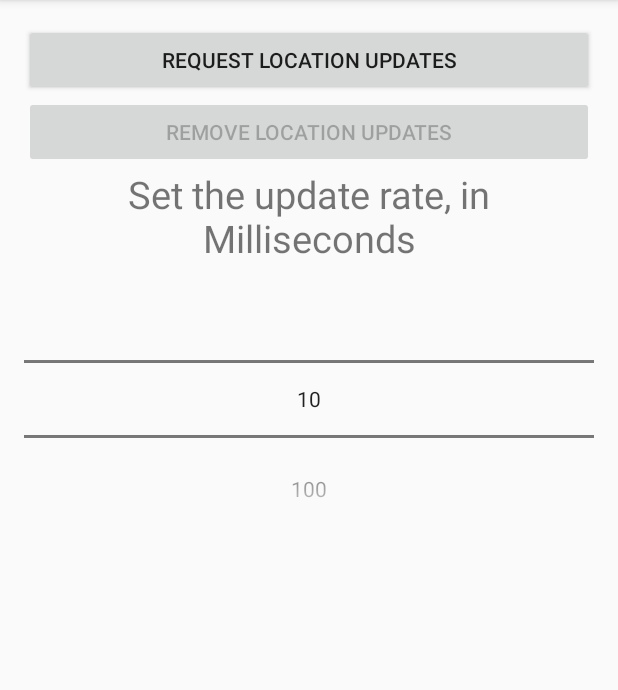
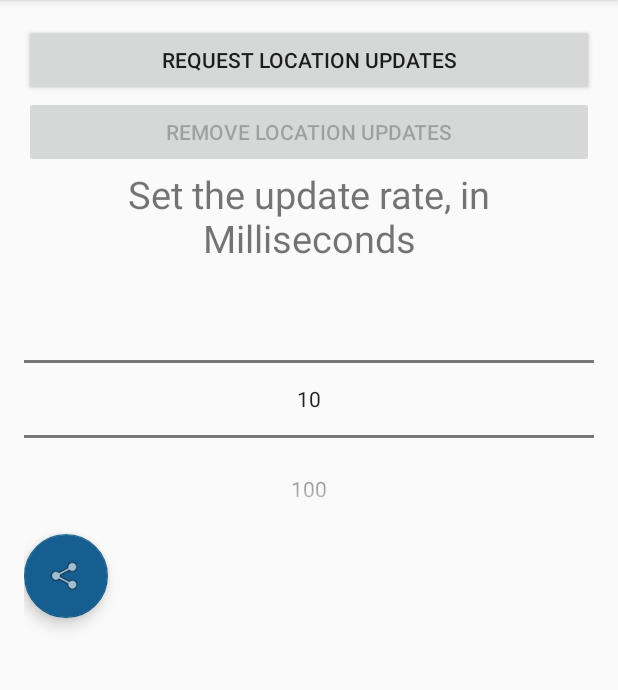
Before and after one commit to CarlosAlmeida4/DataLoggerApp, an Android app: the screen it shows after launch (MainActivity), on a phone screen of 412 x 824 dp, the part 84-774 px from its top. Run offline under Robolectric (Android 15) with nearby library versions, the phone set to English and light mode, and no system bars; 1 statement that could not run was skipped.

Commit message:
Added share button

```diff
--- a/app/src/main/java/com/caal/DataLoggerApp/MainActivity.java
+++ b/app/src/main/java/com/caal/DataLoggerApp/MainActivity.java
@@ -39,6 +39,8 @@ import android.net.Uri;
 
 import android.provider.Settings;
 import androidx.annotation.NonNull;
+
+import com.google.android.material.floatingactionbutton.FloatingActionButton;
 import com.google.android.material.snackbar.Snackbar;
 import androidx.core.app.ActivityCompat;
 
@@ -46,6 +48,8 @@ import android.view.View;
 import android.widget.Button;
 import android.widget.NumberPicker;
 import android.widget.Toast;
+
+import java.io.File;
 
 /**
  * The only activity in this sample.
@@ -101,6 +105,7 @@ public class MainActivity extends AppCompatActivity implements
     // UI elements.
     private Button mRequestLocationUpdatesButton;
     private Button mRemoveLocationUpdatesButton;
+    private FloatingActionButton mShareAction;
     private NumberPicker dataRate;
 
 
@@ -147,6 +152,7 @@ public class MainActivity extends AppCompatActivity implements
 
         mRequestLocationUpdatesButton = (Button) findViewById(R.id.request_location_updates_button);
         mRemoveLocationUpdatesButton = (Button) findViewById(R.id.remove_location_updates_button);
+        mShareAction = (FloatingActionButton) findViewById(R.id.ShareAction);
         dataRate = (NumberPicker) findViewById(R.id.dataRate);
         final String[] mdisplayedValues = Utils.fillDataRate();
         Utils.dataRateConstructor(mdisplayedValues,dataRate);
@@ -167,6 +173,15 @@ public class MainActivity extends AppCompatActivity implements
             @Override
             public void onClick(View view) {
                 mService.removeLocationUpdates();
+            }
+        });
+
+        mShareAction.setOnClickListener(new View.OnClickListener() {
+            @Override
+            public void onClick(View view) {
+                // TODO: https://stackoverflow.com/questions/28439439/android-studio-share-button
+                Toast.makeText(MainActivity.this, "Not yet implemented :(",
+                        Toast.LENGTH_SHORT).show();
             }
         });
 
--- a/app/src/main/res/layout/activity_main.xml
+++ b/app/src/main/res/layout/activity_main.xml
@@ -14,6 +14,7 @@
 -->
 
 <LinearLayout xmlns:android="http://schemas.android.com/apk/res/android"
+    xmlns:app="http://schemas.android.com/apk/res-auto"
     xmlns:tools="http://schemas.android.com/tools"
     android:id="@+id/activity_main"
     android:layout_width="match_parent"
@@ -51,4 +52,13 @@
         android:layout_width="match_parent"
         android:layout_height="wrap_content" />
 
+    <com.google.android.material.floatingactionbutton.FloatingActionButton
+        android:id="@+id/ShareAction"
+        android:layout_width="wrap_content"
+        android:layout_height="wrap_content"
+        android:clickable="true"
+        app:backgroundTint="#155E8F"
+        app:backgroundTintMode="src_over"
+        app:srcCompat="@android:drawable/ic_menu_share" />
+
 </LinearLayout>
```
